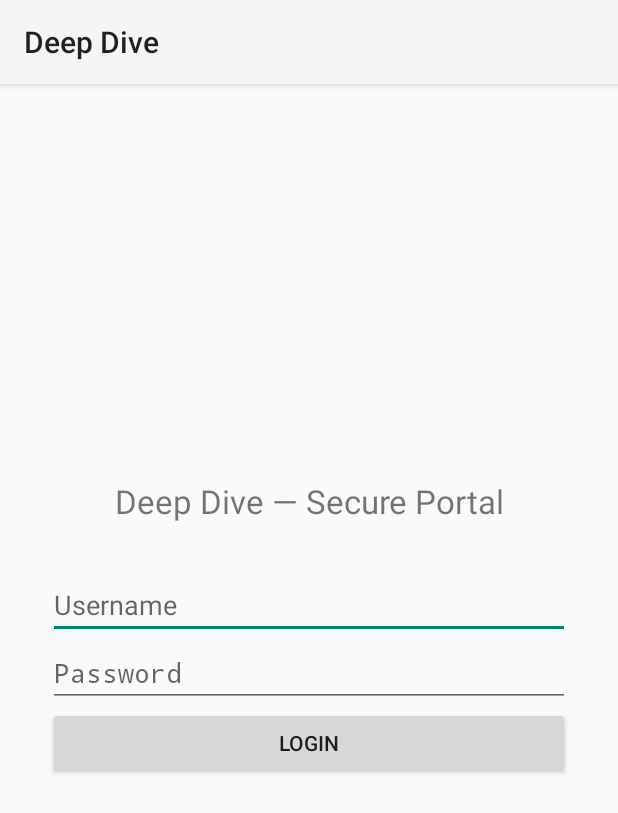
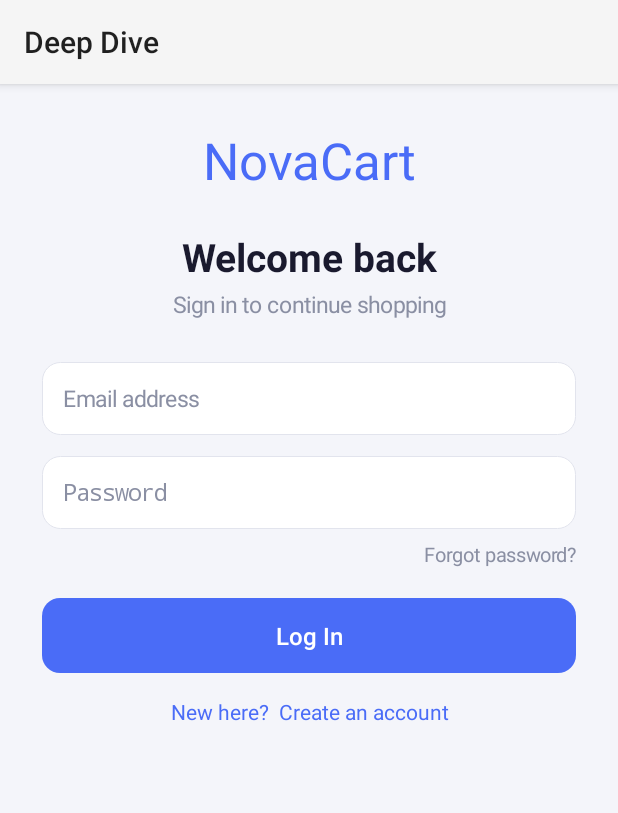
Before and after one commit to ahmedshamsddin/reveng-android, an Android app: the screen it shows after launch (MainActivity), on a phone screen of 412 x 824 dp. Shown: the top 813 px of the screen. Run offline under Robolectric (Android 15) with nearby library versions, the phone set to English and light mode, and no system bars.

Commit message:
Add e-commerce storefront UI (login, signup, products)
Replace the plain decoy login with a simple NovaCart storefront front-end:

- MainActivity: styled login screen (launcher)
- SignupActivity: sign-up screen
- ProductsActivity: two-column product catalogue grid
- UiKit: shared programmatic styling helpers (no resource files, no deps)

Static UI only — action buttons perform no logic; only the screen-to-screen
navigation links are wired so all three pages are reachable. The new screens
are the visible decoy; the hidden exported AdminDashboardActivity exploit path
is unchanged.

Co-Authored-By: Claude Opus 4.8 <noreply@anthropic.com>
Claude-Session: https://claude.ai/code/session_01UzrjpGtMRxJqHZEY7Wh4EM

```diff
--- a/android-source/app/src/main/java/com/ctf/mobile/deepdive/MainActivity.kt
+++ b/android-source/app/src/main/java/com/ctf/mobile/deepdive/MainActivity.kt
@@ -1,105 +1,100 @@
 package com.ctf.mobile.deepdive
 
+import android.app.Activity
+import android.content.Intent
 import android.os.Bundle
 import android.view.Gravity
 import android.view.ViewGroup
-import android.widget.Button
-import android.widget.EditText
 import android.widget.LinearLayout
+import android.widget.ScrollView
 import android.widget.TextView
-import android.widget.Toast
-import android.app.Activity
 
 /**
- * Decoy login screen.
+ * Storefront login screen — the launcher activity and the app's visible face.
  *
- * This is the first thing a player sees. It looks like a normal authentication
- * gate, but the credential check is a dead end: even the "correct" local
- * validation leads nowhere useful. The real path forward is the exported
- * [AdminDashboardActivity] deep link, discovered through static analysis.
+ * This is a static UI only: the "Log In" button performs no authentication, it
+ * just opens the product catalogue so the storefront can be browsed. It exists
+ * as a distraction; the real challenge path is the hidden, exported
+ * [AdminDashboardActivity] deep link found through static analysis.
  */
 class MainActivity : Activity() {
 
     override fun onCreate(savedInstanceState: Bundle?) {
         super.onCreate(savedInstanceState)
 
-        val root = LinearLayout(this).apply {
+        val pad = UiKit.dp(this, 28)
+
+        val column = LinearLayout(this).apply {
             orientation = LinearLayout.VERTICAL
-            gravity = Gravity.CENTER
-            setPadding(48, 48, 48, 48)
+            gravity = Gravity.CENTER_VERTICAL
+            setBackgroundColor(UiKit.BG)
+            setPadding(pad, pad, pad, pad)
             layoutParams = ViewGroup.LayoutParams(
                 ViewGroup.LayoutParams.MATCH_PARENT,
                 ViewGroup.LayoutParams.MATCH_PARENT
             )
         }
 
-        val title = TextView(this).apply {
-            text = "Deep Dive — Secure Portal"
-            textSize = 22f
+        val brand = TextView(this).apply {
+            text = "NovaCart"
+            textSize = 34f
+            setTextColor(UiKit.PRIMARY)
             gravity = Gravity.CENTER
-            setPadding(0, 0, 0, 48)
         }
 
-        val usernameField = EditText(this).apply {
-            hint = "Username"
+        val welcome = UiKit.heading(this, "Welcome back").apply {
+            gravity = Gravity.CENTER
+            layoutParams = UiKit.rowParams(this@MainActivity, bottomDp = 4).apply {
+                topMargin = UiKit.dp(this@MainActivity, 24)
+            }
+        }
+        val prompt = UiKit.subheading(this, "Sign in to continue shopping").apply {
+            gravity = Gravity.CENTER
+            layoutParams = UiKit.rowParams(this@MainActivity, bottomDp = 28)
         }
 
-        val passwordField = EditText(this).apply {
-            hint = "Password"
-            inputType = android.text.InputType.TYPE_CLASS_TEXT or
-                android.text.InputType.TYPE_TEXT_VARIATION_PASSWORD
+        val email = UiKit.field(this, "Email address").apply {
+            layoutParams = UiKit.rowParams(this@MainActivity, bottomDp = 14)
+        }
+        val password = UiKit.field(this, "Password", password = true).apply {
+            layoutParams = UiKit.rowParams(this@MainActivity, bottomDp = 8)
         }
 
-        val loginButton = Button(this).apply {
-            text = "Login"
+        val forgot = TextView(this).apply {
+            text = "Forgot password?"
+            textSize = 13f
+            setTextColor(UiKit.MUTED)
+            gravity = Gravity.END
+            layoutParams = UiKit.rowParams(this@MainActivity, bottomDp = 20)
         }
 
-        val status = TextView(this).apply {
-            gravity = Gravity.CENTER
-            setPadding(0, 32, 0, 0)
-        }
-
-        loginButton.setOnClickListener {
-            val user = usernameField.text.toString()
-            val pass = passwordField.text.toString()
-
-            if (isValidLogin(user, pass)) {
-                // Deliberate dead end. Even a "successful" local login reveals
-                // nothing — the flag never lives on this path.
-                status.text = "Login accepted. No records available."
-                Toast.makeText(this, "Welcome.", Toast.LENGTH_SHORT).show()
-            } else {
-                status.text = "Invalid Credentials"
+        // Static UI: navigates to the catalogue, performs no real authentication.
+        val loginButton = UiKit.primaryButton(this, "Log In").apply {
+            layoutParams = UiKit.rowParams(this@MainActivity)
+            setOnClickListener {
+                startActivity(Intent(this@MainActivity, ProductsActivity::class.java))
             }
         }
 
-        root.addView(title)
-        root.addView(usernameField)
-        root.addView(passwordField)
-        root.addView(loginButton)
-        root.addView(status)
-
-        setContentView(root)
-    }
-
-    /**
-     * A deliberately convoluted local validation that acts as a rabbit hole for
-     * reverse engineers. Satisfying it does NOT surface the flag; the credential
-     * path is a distraction from the real intent-spoofing vulnerability.
-     */
-    private fun isValidLogin(username: String, password: String): Boolean {
-        if (username != "administrator") return false
-        if (password.length != 16) return false
-
-        // XOR-based obfuscated comparison — pure noise to keep analysts busy.
-        val key = "deepdive".toByteArray()
-        val transformed = StringBuilder()
-        for (i in password.indices) {
-            val c = password[i].code xor key[i % key.size].toInt()
-            transformed.append(c.toString(16).padStart(2, '0'))
+        val signupLink = UiKit.link(this, "New here?  Create an account").apply {
+            setOnClickListener {
+                startActivity(Intent(this@MainActivity, SignupActivity::class.java))
+            }
         }
 
-        val expected = "5f5a5e5b5a565f5a5f5a5e5b5a565f5a"
-        return transformed.toString() == expected
+        column.addView(brand)
+        column.addView(welcome)
+        column.addView(prompt)
+        column.addView(email)
+        column.addView(password)
+        column.addView(forgot)
+        column.addView(loginButton)
+        column.addView(signupLink)
+
+        val scroll = ScrollView(this).apply {
+            setBackgroundColor(UiKit.BG)
+            addView(column)
+        }
+        setContentView(scroll)
     }
 }
--- /dev/null
+++ b/android-source/app/src/main/java/com/ctf/mobile/deepdive/UiKit.kt
@@ -0,0 +1,112 @@
+package com.ctf.mobile.deepdive
+
+import android.content.Context
+import android.graphics.Color
+import android.graphics.Typeface
+import android.graphics.drawable.GradientDrawable
+import android.text.InputType
+import android.view.Gravity
+import android.view.View
+import android.view.ViewGroup
+import android.widget.Button
+import android.widget.EditText
+import android.widget.LinearLayout
+import android.widget.TextView
+
+/**
+ * Tiny programmatic styling helper shared by the storefront screens.
+ *
+ * The project intentionally ships no resource files (no XML layouts, no
+ * drawables), so every screen is built in Kotlin. These helpers keep the look
+ * consistent — a light, flat e-commerce theme — without pulling in any
+ * dependencies.
+ */
+object UiKit {
+
+    val BG = Color.parseColor("#F4F5FA")
+    val CARD = Color.parseColor("#FFFFFF")
+    val PRIMARY = Color.parseColor("#4A6CF7")
+    val TEXT = Color.parseColor("#1A1A2E")
+    val MUTED = Color.parseColor("#8A8FA3")
+    val BORDER = Color.parseColor("#E2E4ED")
+
+    /** Convert dp to px for the given context. */
+    fun dp(ctx: Context, value: Int): Int =
+        (value * ctx.resources.displayMetrics.density).toInt()
+
+    /** A solid, optionally-outlined rounded rectangle drawable. */
+    fun rounded(
+        ctx: Context,
+        fill: Int,
+        radiusDp: Float,
+        strokeColor: Int? = null,
+        strokeDp: Int = 1
+    ): GradientDrawable = GradientDrawable().apply {
+        setColor(fill)
+        cornerRadius = radiusDp * ctx.resources.displayMetrics.density
+        if (strokeColor != null) setStroke(dp(ctx, strokeDp), strokeColor)
+    }
+
+    /** Full-width vertical container with a bottom margin. */
+    fun rowParams(ctx: Context, bottomDp: Int = 0): LinearLayout.LayoutParams =
+        LinearLayout.LayoutParams(
+            ViewGroup.LayoutParams.MATCH_PARENT,
+            ViewGroup.LayoutParams.WRAP_CONTENT
+        ).apply { bottomMargin = dp(ctx, bottomDp) }
+
+    /** A styled text input. */
+    fun field(ctx: Context, hintText: String, password: Boolean = false): EditText =
+        EditText(ctx).apply {
+            hint = hintText
+            setHintTextColor(MUTED)
+            setTextColor(TEXT)
+            textSize = 15f
+            background = rounded(ctx, CARD, 12f, strokeColor = BORDER)
+            val p = dp(ctx, 14)
+            setPadding(p, p, p, p)
+            if (password) {
+                inputType = InputType.TYPE_CLASS_TEXT or
+                    InputType.TYPE_TEXT_VARIATION_PASSWORD
+            }
+        }
+
+    /** A filled primary action button. */
+    fun primaryButton(ctx: Context, label: String): Button =
+        Button(ctx).apply {
+            text = label
+            setAllCaps(false)
+            textSize = 16f
+            setTextColor(Color.WHITE)
+            setPadding(0, dp(ctx, 14), 0, dp(ctx, 14))
+            background = rounded(ctx, PRIMARY, 12f)
+            stateListAnimator = null
+        }
+
+    /** A centered, tappable text link (primary colour). */
+    fun link(ctx: Context, label: String): TextView =
+        TextView(ctx).apply {
+            text = label
+            textSize = 14f
+            setTextColor(PRIMARY)
+            gravity = Gravity.CENTER
+            setPadding(0, dp(ctx, 16), 0, 0)
+            isClickable = true
+        }
+
+    /** A heading label. */
+    fun heading(ctx: Context, label: String): TextView =
+        TextView(ctx).apply {
+            text = label
+            textSize = 26f
+            setTextColor(TEXT)
+            typeface = Typeface.DEFAULT_BOLD
+        }
+
+    /** A muted sub-heading label. */
+    fun subheading(ctx: Context, label: String): TextView =
+        TextView(ctx).apply {
+            text = label
+            textSize = 15f
+            setTextColor(MUTED)
+        }
+}
```
Also changed, not shown: android-source/app/src/main/AndroidManifest.xml (+11 -1 lines), android-source/app/src/main/java/com/ctf/mobile/deepdive/ProductsActivity.kt (added, +174 -0 lines), android-source/app/src/main/java/com/ctf/mobile/deepdive/SignupActivity.kt (added, +82 -0 lines).
